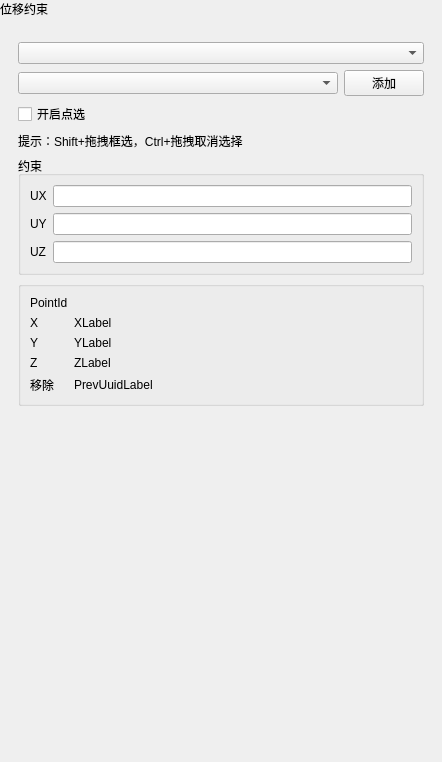
asd977/base_cae, file plugins/Base_PhysicalField/DisplacementConstraintWidget.ui: the form before one commit.
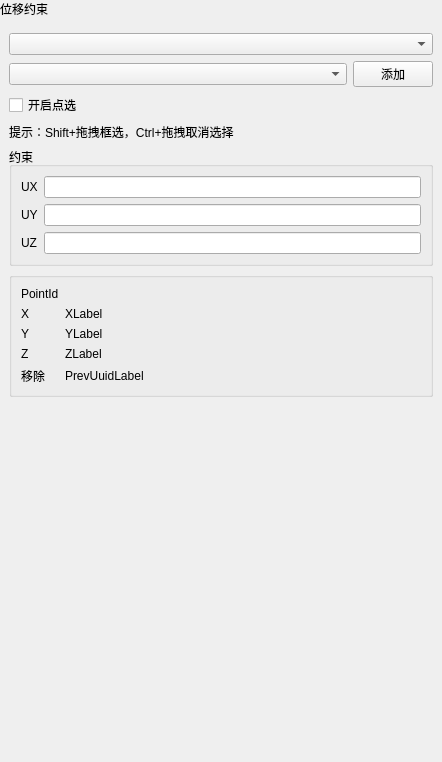
The form after the commit. Custom widgets are drawn as their Qt base class.

Diff of the .ui file:
```diff
--- a/plugins/Base_PhysicalField/DisplacementConstraintWidget.ui
+++ b/plugins/Base_PhysicalField/DisplacementConstraintWidget.ui
@@ -112,6 +112,18 @@
             </property>
            </widget>
           </item>
+          <property name="leftMargin">
+           <number>0</number>
+          </property>
+          <property name="topMargin">
+           <number>0</number>
+          </property>
+          <property name="rightMargin">
+           <number>0</number>
+          </property>
+          <property name="bottomMargin">
+           <number>0</number>
+          </property>
          </layout>
         </item>
         <item>
@@ -188,6 +200,18 @@
              </property>
             </widget>
            </item>
+           <property name="leftMargin">
+            <number>9</number>
+           </property>
+           <property name="topMargin">
+            <number>9</number>
+           </property>
+           <property name="rightMargin">
+            <number>9</number>
+           </property>
+           <property name="bottomMargin">
+            <number>9</number>
+           </property>
           </layout>
          </widget>
         </item>
@@ -312,9 +336,33 @@
              </property>
             </widget>
            </item>
+           <property name="leftMargin">
+            <number>9</number>
+           </property>
+           <property name="topMargin">
+            <number>9</number>
+           </property>
+           <property name="rightMargin">
+            <number>9</number>
+           </property>
+           <property name="bottomMargin">
+            <number>9</number>
+           </property>
           </layout>
          </widget>
         </item>
+        <property name="leftMargin">
+         <number>0</number>
+        </property>
+        <property name="topMargin">
+         <number>0</number>
+        </property>
+        <property name="rightMargin">
+         <number>0</number>
+        </property>
+        <property name="bottomMargin">
+         <number>0</number>
+        </property>
        </layout>
       </widget>
      </item>
```
